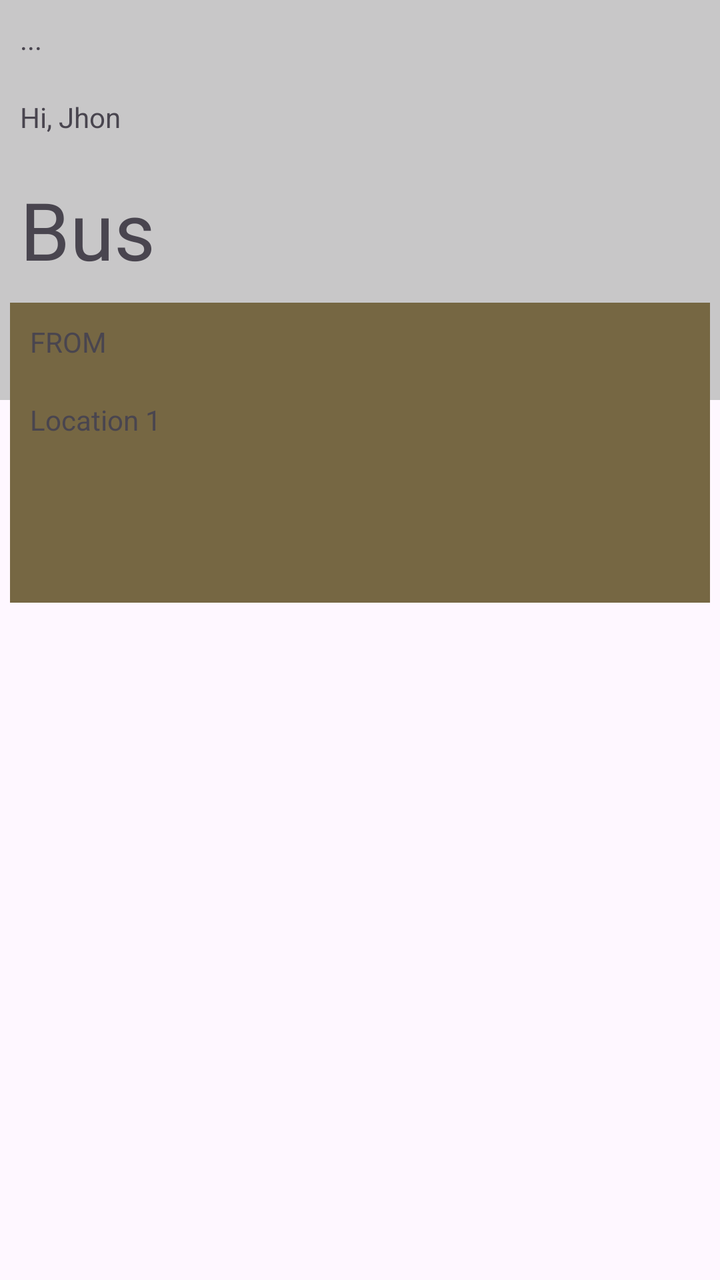
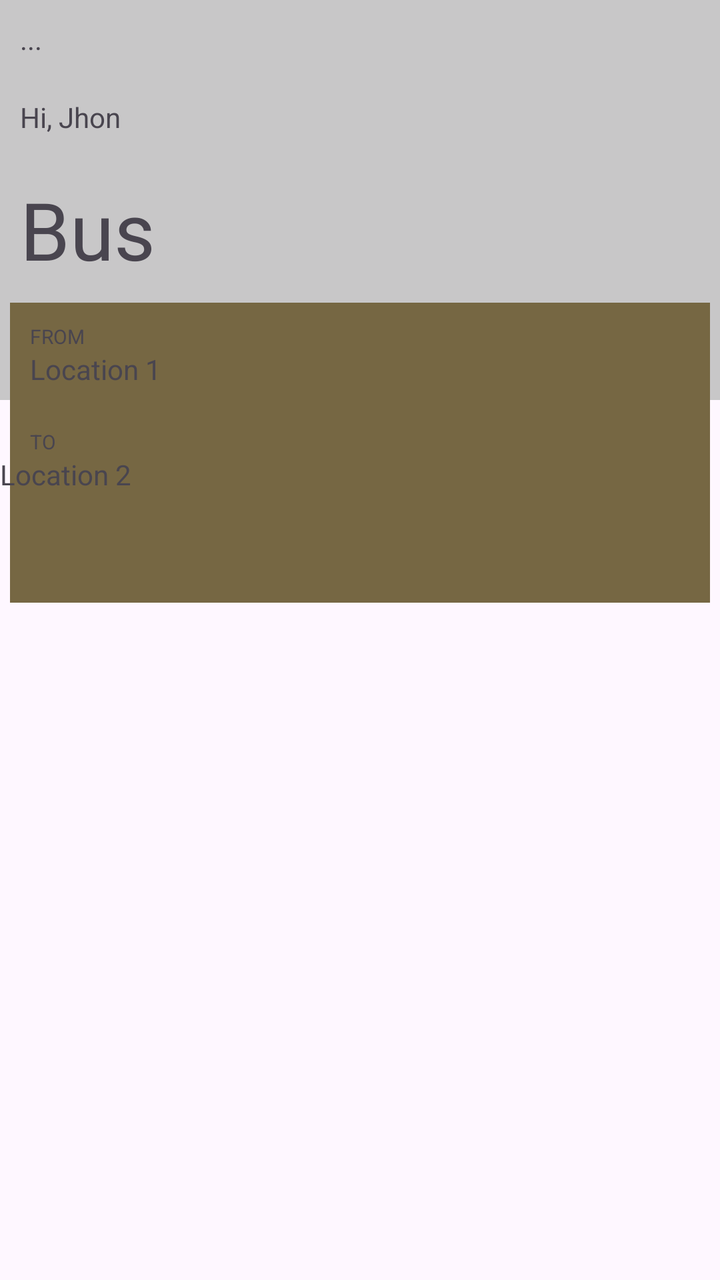

Two renders of the same Android screen: before a commit and after it. Below are the layout's source before the change and the commit's diff.
<!-- AndroidManifest.xml: application theme Theme.MyApp -->
<!-- res/layout/activity_main.xml -->
<?xml version="1.0" encoding="utf-8"?>
<RelativeLayout xmlns:android="http://schemas.android.com/apk/res/android"
    xmlns:app="http://schemas.android.com/apk/res-auto"
    xmlns:tools="http://schemas.android.com/tools"
    android:id="@+id/main"
    android:layout_width="match_parent"
    android:layout_height="match_parent"
    tools:context=".MainActivity">

    <View
        android:id="@+id/quadradotopo"
        android:layout_width="match_parent"
        android:layout_height="200dp"
        android:background="#4343"/>

    <TextView
        android:id="@+id/texttopo1"
        android:layout_width="match_parent"
        android:layout_height="wrap_content"
        android:text="..."
        android:layout_margin="10dp"/>

    <TextView
        android:id="@+id/texttop2"
        android:layout_below="@+id/texttopo1"
        android:layout_width="wrap_content"
        android:layout_height="wrap_content"
        android:text="Hi, Jhon"
        android:layout_margin="10dp"/>

    <TextView
        android:id="@+id/texttop3"
        android:layout_below="@id/texttop2"
        android:layout_width="wrap_content"
        android:layout_height="wrap_content"
        android:text="Bus"
        android:textSize="40sp"
        android:layout_margin="10dp"/>

    

    
    <TextView
        android:id="@+id/quadradoprimeiro"
        android:layout_below="@id/texttop3"
        android:layout_centerHorizontal="true"
        android:layout_width="350dp"
        android:layout_height="150dp"
        android:background="#766743"/>

    <TextView
        android:id="@+id/textquadrado1"
        android:layout_alignTop="@id/quadradoprimeiro"
        android:layout_alignLeft="@id/quadradoprimeiro"
        android:layout_width="150dp"
        android:layout_height="wrap_content"
        android:text="FROM"
        android:layout_margin="10dp"/>

    <TextView
        android:id="@+id/textquadrado2"
        android:layout_below="@id/textquadrado1"
        android:layout_alignLeft="@id/quadradoprimeiro"
        android:layout_width="150dp"
        android:layout_height="wrap_content"
        android:text="Location 1"
        android:layout_margin="10dp"/>

</RelativeLayout>
<!-- resources referenced by this layout -->
<resources>
  <style name="Theme.MyApp" parent="Base.Theme.MyApp" />
  <style name="Base.Theme.MyApp" parent="Theme.Material3.DayNight.NoActionBar">
          
          
      </style>
</resources>

<!-- the commit's change to res/layout/activity_main.xml (unified diff, before → after) -->
@@ -55,7 +55,9 @@
         android:layout_width="150dp"
         android:layout_height="wrap_content"
         android:text="FROM"
-        android:layout_margin="10dp"/>
+        android:textSize="10sp"
+        android:layout_marginTop="10dp"
+        android:layout_marginLeft="10dp"/>
 
     <TextView
         android:id="@+id/textquadrado2"
@@ -64,6 +66,25 @@
         android:layout_width="150dp"
         android:layout_height="wrap_content"
         android:text="Location 1"
-        android:layout_margin="10dp"/>
+        android:layout_marginLeft="10dp"
+        android:layout_marginBottom="10dp"/>
+
+    <TextView
+        android:id="@+id/textquadrado3"
+        android:layout_below="@id/textquadrado2"
+        android:layout_alignLeft="@id/quadradoprimeiro"
+        android:layout_width="150dp"
+        android:layout_height="wrap_content"
+        android:layout_marginLeft="10dp"
+        android:text="TO"
+        android:textSize="10sp"
+        android:layout_marginTop="10dp"/>
+
+    <TextView
+        android:id="@+id/textquadrado4"
+        android:layout_below="@id/textquadrado3"
+        android:layout_width="150dp"
+        android:layout_height="wrap_content"
+        android:text="Location 2"/>
 
 </RelativeLayout>
